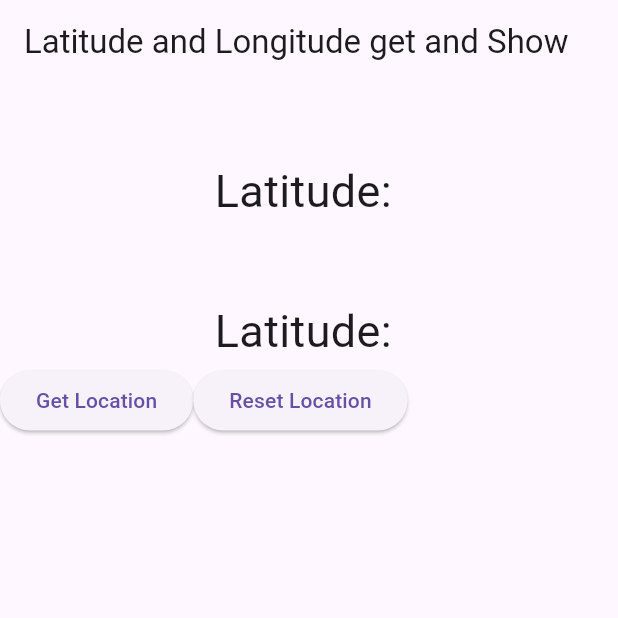
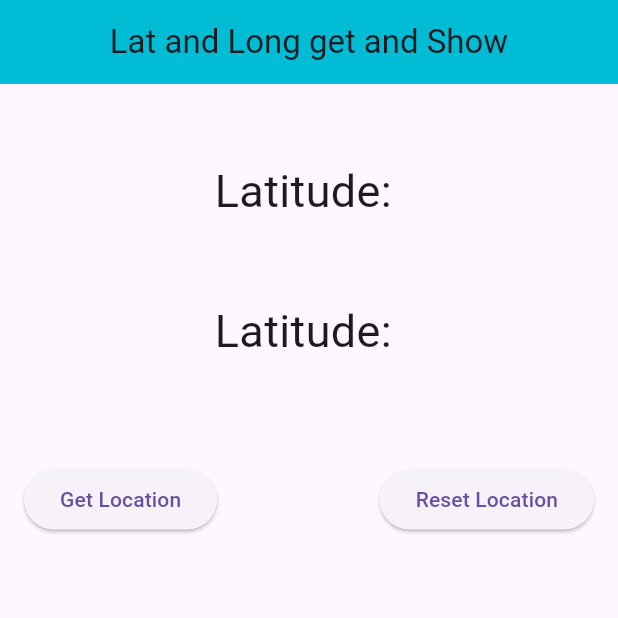
Before and after one commit to khalid063/Latitude-and-Latitude-Get-and-Use, a Flutter app: the screen it shows after launch, after a tap on "Get Location", on a phone screen of 412 x 824 dp, the top half of it. Run offline on Flutter 3.47's test engine with Material 3 defaults, Android fonts, the phone set to English and light mode, and no system bars; our stand-ins replace geolocator.

Commit message:
Lat and long get and show work has been done

```diff
--- a/lib/main.dart
+++ b/lib/main.dart
@@ -1,4 +1,5 @@
 import 'package:flutter/material.dart';
+import 'package:geolocator/geolocator.dart';
 
 void main() {
   runApp(const MyApp());
@@ -9,7 +10,7 @@ class MyApp extends StatelessWidget {
 
   @override
   Widget build(BuildContext context) {
-    return MaterialApp(
+    return const MaterialApp(
       debugShowCheckedModeBanner: false,
       title: "Latitude and Longitude get",
       home: HomeScreen(),
@@ -25,46 +26,113 @@ class HomeScreen extends StatefulWidget {
 }
 
 class _HomeScreenState extends State<HomeScreen> {
+
+  ///================================================ All variables ====================================================///
+  String latitudeOfUser = '';
+  String longitudeOfUser = '';
+
+
+  ///================================================ Function for get "Let Long" =======================================///
+  Future<Position> _determinePosition() async {
+    bool serviceEnabled;
+    LocationPermission permission;
+
+    serviceEnabled = await Geolocator.isLocationServiceEnabled();
+    if (!serviceEnabled) {
+      return Future.error('Location services are disabled.');
+    }
+
+    permission = await Geolocator.checkPermission();
+    if (permission == LocationPermission.denied) {
+      permission = await Geolocator.requestPermission();
+      if (permission == LocationPermission.denied) {
+        return Future.error('Location permissions are denied');
+      }
+    }
+
+    if (permission == LocationPermission.deniedForever) {
+      return Future.error(
+          'Location permissions are permanently denied, we cannot request permissions.');
+    }
+
+    return await Geolocator.getCurrentPosition();
+  }
+  // get let long
+  Future<void> _getUserLocation() async {
+    Position position = await _determinePosition();
+    double latitude = position.latitude;
+    double longitude = position.longitude;
+
+    latitudeOfUser = latitude.toString();
+    longitudeOfUser = longitude.toString();
+
+    setState(() {
+
+    });
+
+    // Do something with the latitude and longitude, like displaying them or sending them to a server
+    print("Latitude: $latitude, Longitude: $longitude");
+  }
+
+
+
+
+
+
+
+
   @override
   Widget build(BuildContext context) {
     return Scaffold(
       appBar: AppBar(
-        title: Text('Latitude and Longitude get and Show'),
+        title: Text('Lat and Long get and Show'),
+        backgroundColor: Colors.cyan,
+        centerTitle: true,
       ),
       body: Center(
         child: Column(
           children: [
 
-            SizedBox(height: 50,),
+            const SizedBox(height: 50,),
             Text(
-              //'Latitude: $latitudeOfUser',
-              'Latitude: ',
+              'Latitude: $latitudeOfUser',
+              //'Latitude: ',
               style: const TextStyle(
                 fontSize: 30,
               ),
             ),
-            SizedBox(height: 50,),
+            const SizedBox(height: 50,),
             Text(
-              //'Latitude: $longitudeOfUser',
-              'Latitude: ',
+              'Latitude: $longitudeOfUser',
+              //'Latitude: ',
               style: const TextStyle(
                 fontSize: 30,
               ),
             ),
-            Row(
+            const SizedBox(height: 50,),
+            Padding(
+              padding: const EdgeInsets.all(16.0),
+              child: Row(
                 children: [
-                SizedBox(height: 50,),
+                  const SizedBox(height: 50,),
                   ElevatedButton(
-                  //onPressed: _getUserLocation,
-                  onPressed: (){},
+                    onPressed: _getUserLocation,
+                    //onPressed: (){},
                     child: const Text('Get Location'),
                   ),
-                SizedBox(height: 50,),
+                  const Spacer(),
                   ElevatedButton(
-                  onPressed: (){},
+                    onPressed: (){
+                      latitudeOfUser = "";
+                      longitudeOfUser = "";
+                      setState(() {
+
+                      });
+                    },
                     child: const Text('Reset Location'),
                   ),
                 ],
+              ),
             )
           ],
         ),
```
Also changed, not shown: pubspec.yaml (+2 -34 lines), pubspec.lock, 2 other files. Lines whose indentation alone changed are shown as unchanged.
